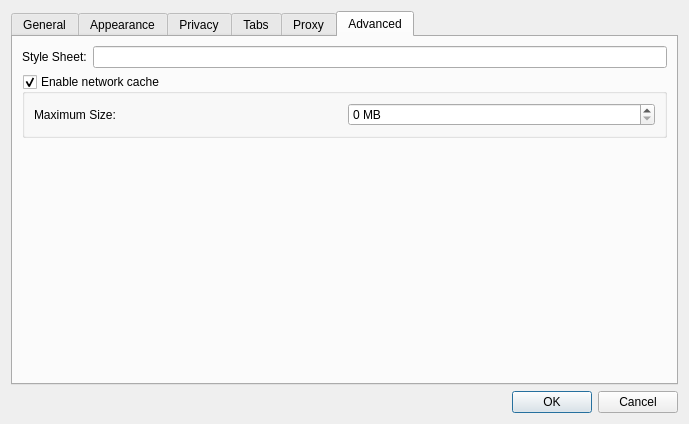
Old version of the form src/settings.ui in the repository EndorphinBrowser/browser.
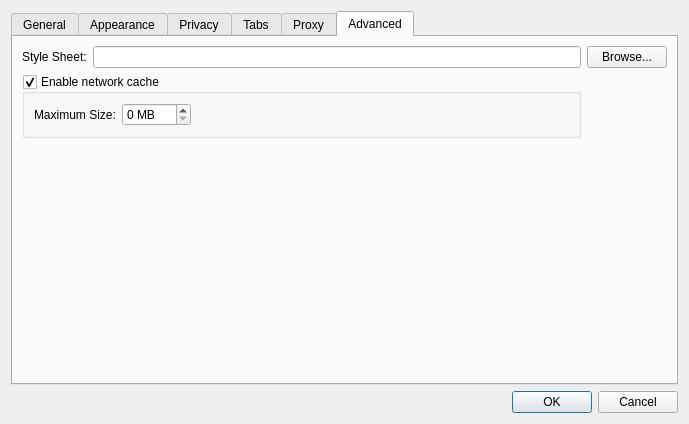
New version of the form. The open tabs and pages were chosen to show the change.

Commit message: Add a browse button next to the style sheet line edit to help users find files and automatically translate them into url's.

```diff
--- a/src/settings.ui
+++ b/src/settings.ui
@@ -853,6 +853,19 @@
             </property>
            </widget>
           </item>
+          <item row="0" column="2">
+           <spacer name="horizontalSpacer_5">
+            <property name="orientation">
+             <enum>Qt::Horizontal</enum>
+            </property>
+            <property name="sizeHint" stdset="0">
+             <size>
+              <width>40</width>
+              <height>20</height>
+             </size>
+            </property>
+           </spacer>
+          </item>
          </layout>
         </widget>
        </item>
@@ -869,6 +882,13 @@
          </property>
         </spacer>
        </item>
+       <item row="0" column="2">
+        <widget class="QPushButton" name="styleSheetBrowseButton">
+         <property name="text">
+          <string>Browse...</string>
+         </property>
+        </widget>
+       </item>
       </layout>
      </widget>
     </widget>
```
The commit also changes 2 other files.
